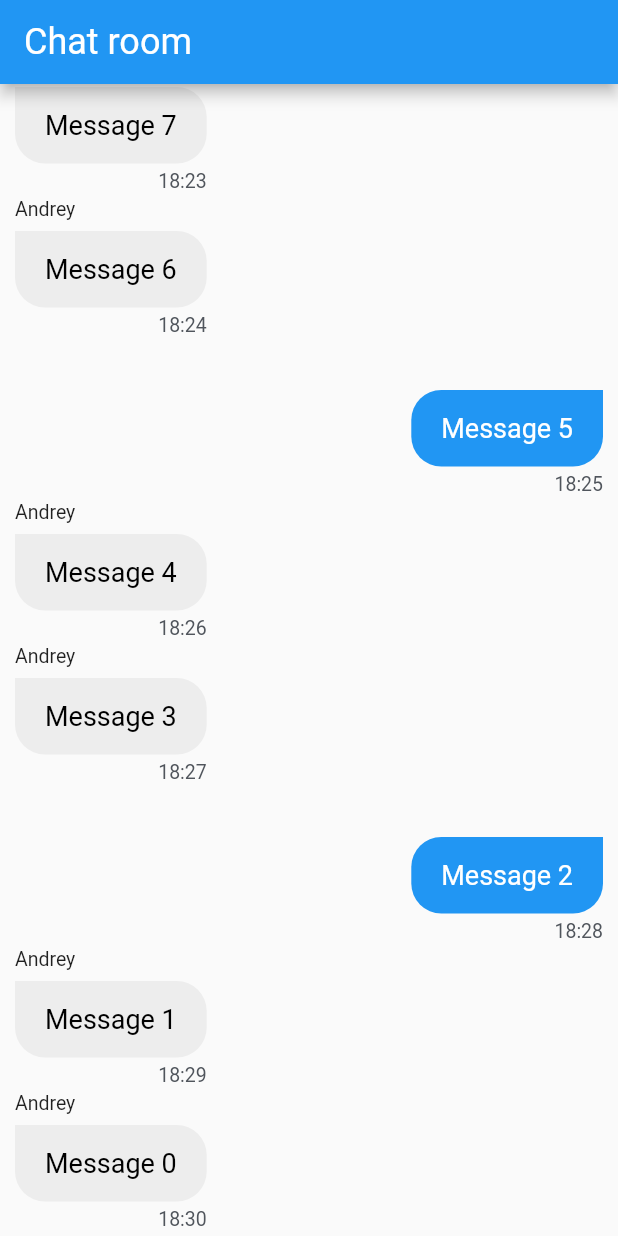
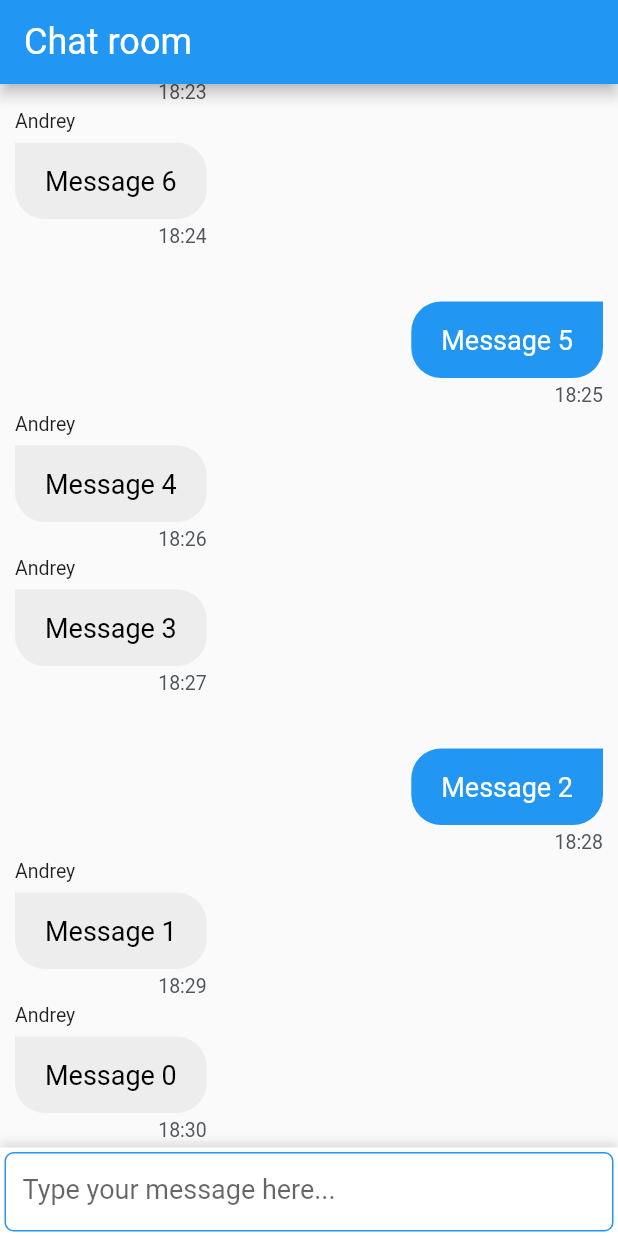
Before and after one commit to aqrc/group_chat_flutter_app, a Flutter app: the screen it shows after launch, on a phone screen of 412 x 824 dp. Run offline on Flutter 3.47's test engine with Material 2 defaults, Android fonts, the phone set to English and light mode, and no system bars.

Commit message:
made chat input according to design

```diff
--- a/lib/ui/chat/chat_page.dart
+++ b/lib/ui/chat/chat_page.dart
@@ -1,5 +1,7 @@
 import 'package:flutter/material.dart';
 import 'package:groupchat/ui/chat/component/message.dart';
+
+import 'component/chat_input.dart';
 
 class ChatPage extends StatelessWidget {
   const ChatPage({Key? key}) : super(key: key);
@@ -16,7 +18,11 @@ class ChatPage extends StatelessWidget {
           ),
         ),
       ),
-      body: ListView.builder(
+      body: Stack(
+        children: [
+          Container(
+            padding: const EdgeInsets.only(bottom: 59),
+            child: ListView.builder(
               reverse: true,
               itemCount: 10,
               itemBuilder: (context, index) {
@@ -35,6 +41,13 @@ class ChatPage extends StatelessWidget {
                 );
               },
             ),
+          ),
+          const Align(
+            alignment: Alignment.bottomCenter,
+            child: ChatInput(),
+          ),
+        ],
+      ),
     );
   }
 
--- /dev/null
+++ b/lib/ui/chat/component/chat_input.dart
@@ -0,0 +1,43 @@
+import 'package:flutter/material.dart';
+
+class ChatInput extends StatelessWidget {
+  static const textStyleOverride = TextStyle(fontSize: 18);
+
+  const ChatInput({Key? key}) : super(key: key);
+
+  @override
+  Widget build(BuildContext context) {
+    var inputBorder = OutlineInputBorder(
+      borderRadius: BorderRadius.circular(6),
+      borderSide: BorderSide(color: Theme.of(context).primaryColor),
+    );
+
+    return DecoratedBox(
+      decoration: const BoxDecoration(
+        boxShadow: [
+          BoxShadow(
+            color: Color(0x1a000000),
+            blurRadius: 4,
+            offset: Offset(0, -4),
+          )
+        ],
+      ),
+      child: Container(
+        height: 59,
+        padding: const EdgeInsets.all(3),
+        color: Colors.white,
+        child: TextField(
+          style: textStyleOverride,
+          decoration: InputDecoration(
+            disabledBorder: inputBorder,
+            focusedBorder: inputBorder,
+            errorBorder: inputBorder,
+            enabledBorder: inputBorder,
+            hintText: 'Type your message here...',
+            hintStyle: textStyleOverride,
+          ),
+        ),
+      ),
+    );
+  }
+}
```
Lines whose indentation alone changed are shown as unchanged.
